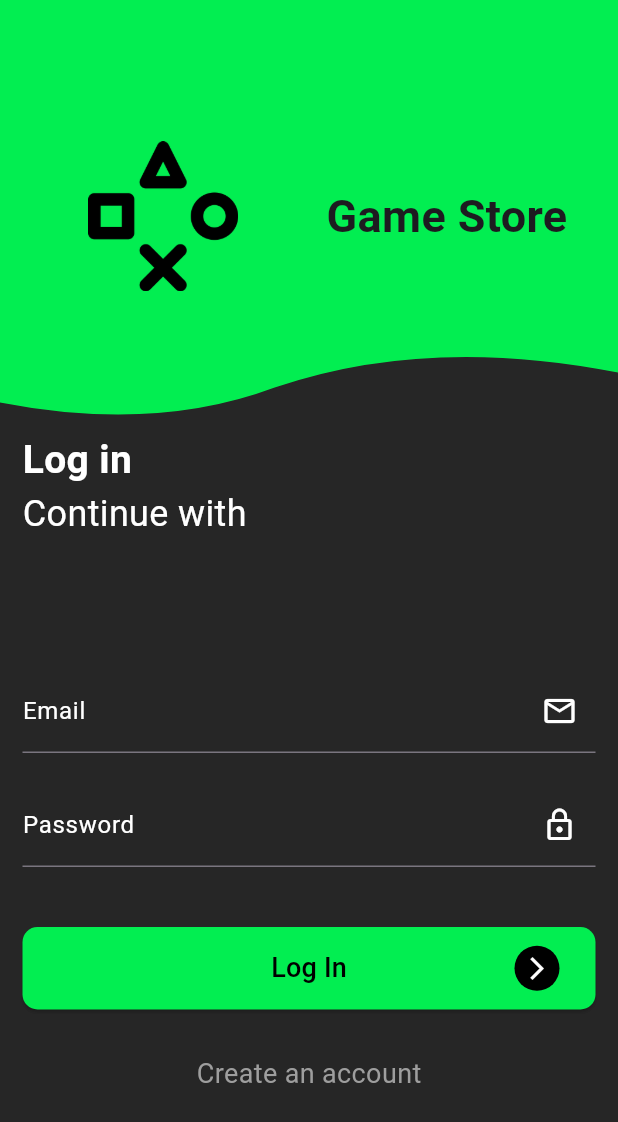
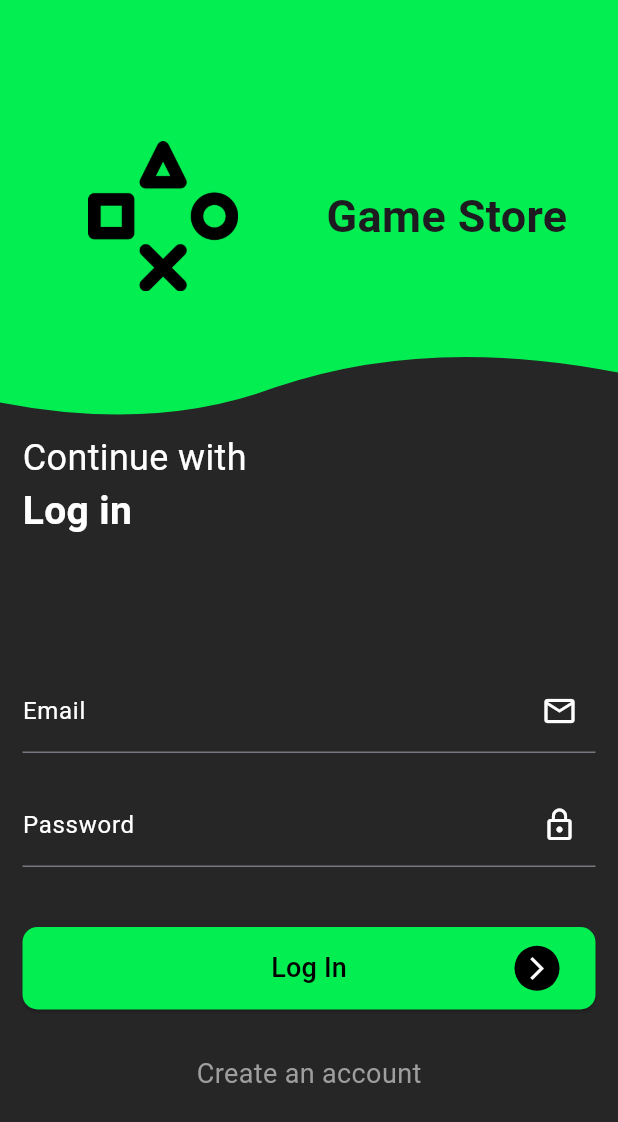
Before and after one commit to bastndev/CleanCode_Flutter, a Flutter app: the screen it shows after launch, on a phone screen of 412 x 824 dp. Shown: the top 1122 px of the screen. Run offline on Flutter 3.47's test engine with Material 3 defaults, Android fonts, the phone set to English and light mode, and no system bars; our stand-ins replace flutter_custom_clippers.

Commit message:
:arrow_up: Update `new 2.0`

```diff
--- a/lib/src/presentation/pages/auth/login/widgets/login_content.dart
+++ b/lib/src/presentation/pages/auth/login/widgets/login_content.dart
@@ -1,4 +1,3 @@
-import 'package:clean_code/src/presentation/pages/auth/login/widgets/login_textfield_descriptio.dart';
 import 'package:flutter/material.dart';
 import 'package:flutter_custom_clippers/flutter_custom_clippers.dart';
 
@@ -38,13 +37,23 @@ class LoginContent extends StatelessWidget {
             ),
           ),
         ),
-        const LoginTextFieldDescription(),
         Container(
           margin: const EdgeInsets.only(left: 15),
           child: const Text(
             'Continue with',
             style: TextStyle(
               fontSize: 24,
+              color: Colors.white,
+            ),
+          ),
+        ),
+        Container(
+          margin: const EdgeInsets.only(left: 15),
+          child: const Text(
+            'Log in',
+            style: TextStyle(
+              fontSize: 26,
+              fontWeight: FontWeight.bold,
               color: Colors.white,
             ),
           ),
--- a/lib/src/presentation/pages/auth/login/widgets/login_textfield_descriptio.dart
+++ b/lib/src/presentation/pages/auth/login/widgets/login_textfield_descriptio.dart
@@ -1,4 +1,4 @@
-import 'package:flutter/material.dart';
+/* import 'package:flutter/material.dart';
 
 class LoginTextFieldDescription extends StatelessWidget {
   const LoginTextFieldDescription({super.key});
@@ -18,3 +18,4 @@ class LoginTextFieldDescription extends StatelessWidget {
     );
   }
 }
+ */
```
